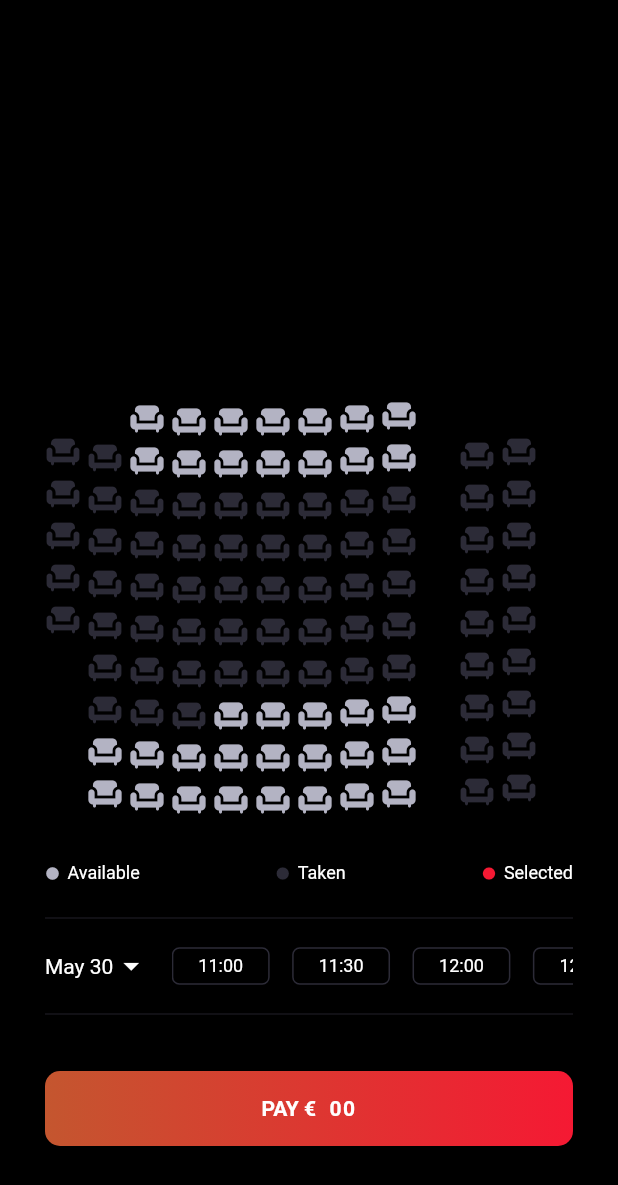
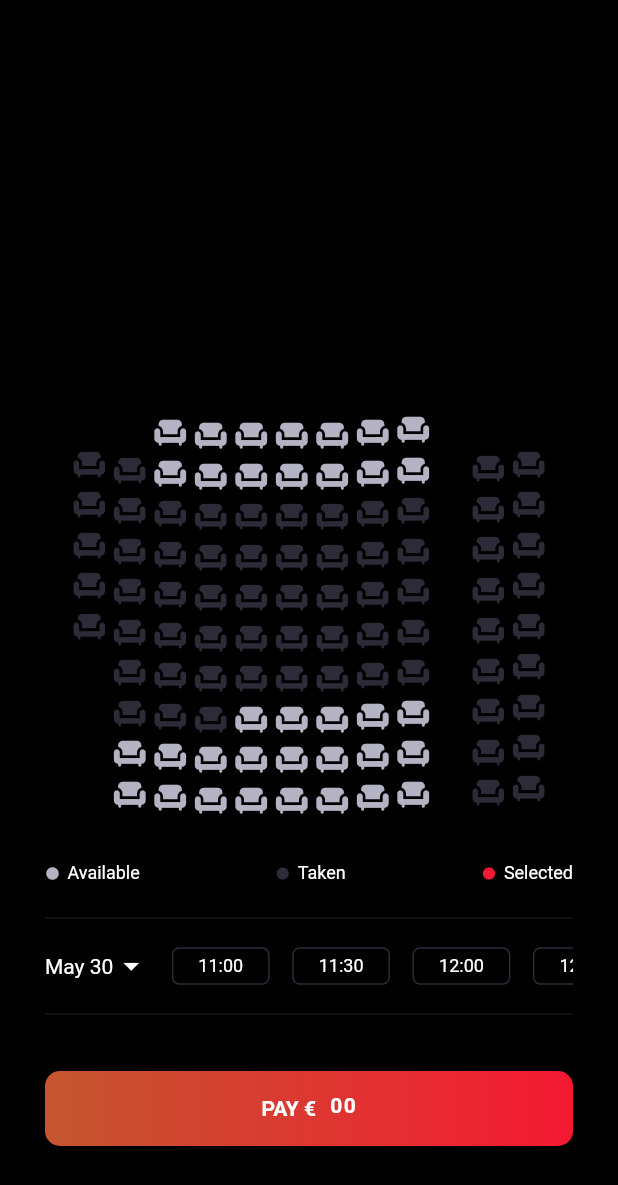
Before and after one commit to FlutterJorian/movie_theater, a Flutter app: the BuyTicket screen opened by its route, on a phone screen of 412 x 824 dp. Shown: the top 1185 px of the screen. Run offline on Flutter 3.47's test engine with Material 2 defaults, Android fonts, the phone set to English and light mode, and no system bars.

Commit message:
fixed overflow

```diff
--- a/lib/screens/buy_ticket/buy_ticket.dart
+++ b/lib/screens/buy_ticket/buy_ticket.dart
@@ -28,7 +28,7 @@ class _BuyTicketState extends State<BuyTicket> with TickerProviderStateMixin {
   double number2 = 0;
   double number3 = 0;
 
-  final numSize = 16;
+  final numSize = 20;
 
   bool switchAn = false;
 
--- a/lib/screens/buy_ticket/number_animation.dart
+++ b/lib/screens/buy_ticket/number_animation.dart
@@ -14,7 +14,7 @@ class NumberAnimation extends StatelessWidget {
   @override
   Widget build(BuildContext context) {
     return SizedBox(
-      height: 16,
+      height: 20,
       width: 9,
       child: AnimatedBuilder(
         animation: numberAnimation,
@@ -33,6 +33,7 @@ class NumberAnimation extends StatelessWidget {
                         fontWeight: FontWeight.bold,
                         fontSize: 14,
                       ),
+                      textAlign: TextAlign.center,
                     );
                   },
                 ),
--- a/lib/screens/buy_ticket/theater_seat.dart
+++ b/lib/screens/buy_ticket/theater_seat.dart
@@ -68,7 +68,7 @@ class _TheaterSeatState extends State<TheaterSeat>
           child: Icon(
             Icons.chair,
             color: chairColor,
-            size: 24,
+            size: 23,
           ),
         ),
       ),
--- a/lib/screens/buy_ticket/theater_seats.dart
+++ b/lib/screens/buy_ticket/theater_seats.dart
@@ -14,9 +14,10 @@ class TheaterSeats extends StatelessWidget {
   @override
   Widget build(BuildContext context) {
     const seatMargin = 4.0;
-    const seatSize = 24.0;
+    const seatSize = 23.0;
     const totalseatSize = seatSize + seatMargin;
     return Row(
+      mainAxisAlignment: MainAxisAlignment.center,
       crossAxisAlignment: CrossAxisAlignment.start,
       children: [
         Column(
```
